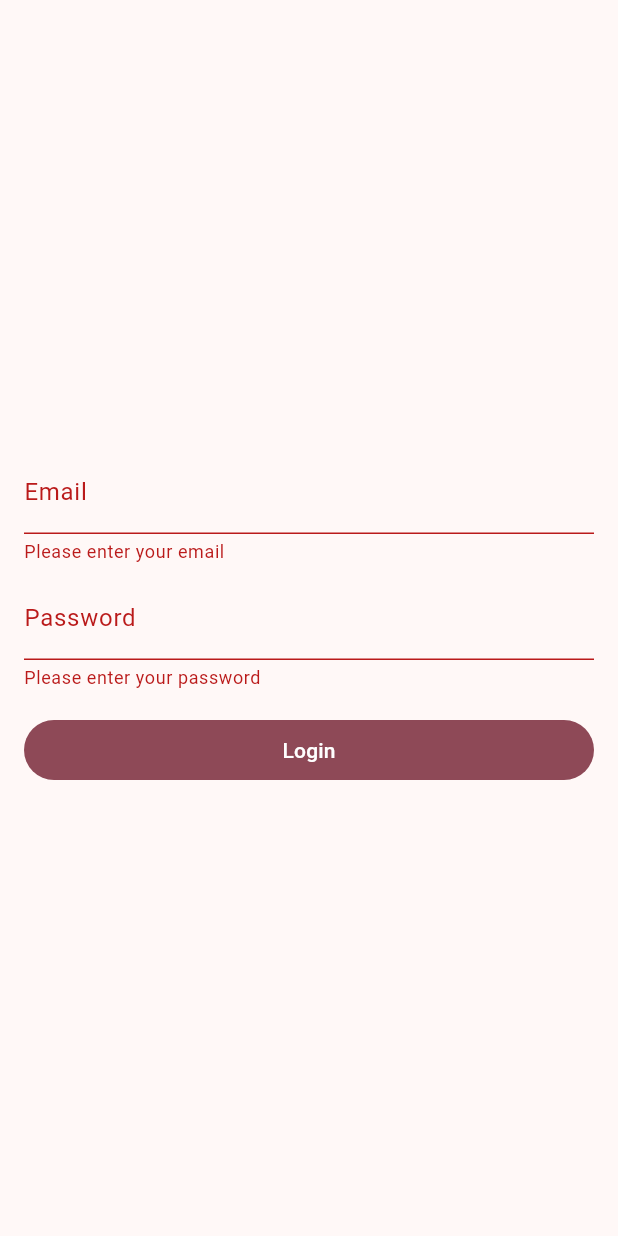
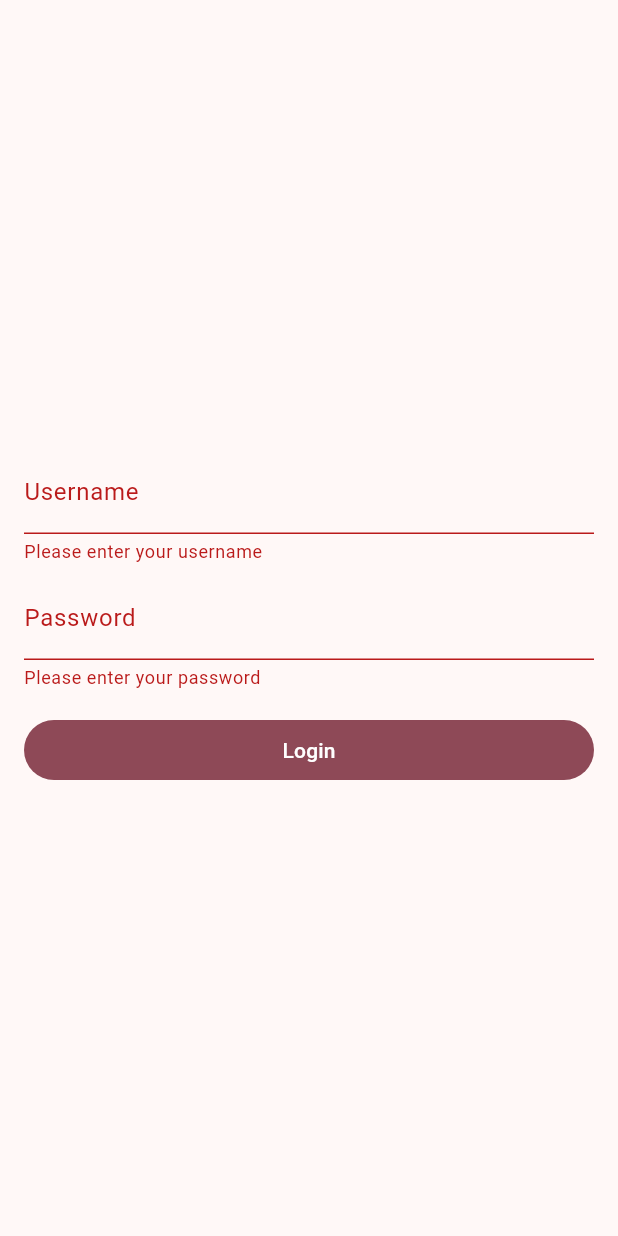
Before and after one commit to bmin-mit/PTNK-Library-FE, a Flutter app: the screen it shows after launch, after a tap on "Login", on a phone screen of 412 x 824 dp. Run offline on Flutter 3.47's test engine with Material 3 defaults, Android fonts, the phone set to English and light mode, and no system bars; our stand-ins replace dio, email_validator, flutter_dotenv, flutter_riverpod, riverpod_annotation; missing offline and left inert: curl_logger_dio_interceptor; generated files the repository leaves out were written again.

Commit message:
feat(login): Login request with clean architecture

```diff
--- /dev/null
+++ b/lib/features/auth/presentation/auth_text_input.dart
@@ -0,0 +1,121 @@
+import 'package:email_validator/email_validator.dart';
+import 'package:flutter/material.dart';
+
+class _AuthTextInput extends StatefulWidget {
+  final TextEditingController controller;
+  final String? labelText;
+  final bool? obscureText;
+  final TextInputType? keyboardType;
+  final String? Function(String?)? validator;
+
+  _AuthTextInput({
+    TextEditingController? controller,
+    this.labelText,
+    this.obscureText,
+    this.keyboardType,
+    this.validator,
+  }) : controller = controller ?? TextEditingController();
+
+  @override
+  State<_AuthTextInput> createState() => _AuthTextInputState();
+}
+
+class _AuthTextInputState extends State<_AuthTextInput> {
+  @override
+  Widget build(BuildContext context) {
+    return ValueListenableBuilder(
+      valueListenable: widget.controller,
+      builder: (context, value, child) {
+        return TextFormField(
+          controller: widget.controller,
+          decoration: InputDecoration(
+            labelText: widget.labelText,
+            suffixIcon:
+                widget.controller.text.isNotEmpty
+                    ? IconButton(
+                      onPressed: widget.controller.clear,
+                      icon: const Icon(Icons.cancel_outlined),
+                    )
+                    : null,
+          ),
+          obscureText: widget.obscureText ?? false,
+          keyboardType: widget.keyboardType,
+          validator: widget.validator,
+        );
+      },
+    );
+  }
+}
+
+final class PasswordInput extends StatelessWidget {
+  final TextEditingController? controller;
+
+  const PasswordInput({super.key, this.controller});
+
+  String? validator(String? value) {
+    if (value == null || value.isEmpty) {
+      return 'Please enter your password';
+    }
+    return null;
+  }
+
+  @override
+  Widget build(BuildContext context) {
+    return _AuthTextInput(
+      controller: controller,
+      labelText: 'Password',
+      obscureText: true,
+      validator: validator,
+    );
+  }
+}
+
+final class UsernameInput extends StatelessWidget {
+  final TextEditingController? controller;
+
+  const UsernameInput({super.key, this.controller});
+
+  String? validator(String? value) {
+    if (value == null || value.isEmpty) {
+      return 'Please enter your username';
+    }
+    return null;
+  }
+
+  @override
+  Widget build(BuildContext context) {
+    return _AuthTextInput(
+      controller: controller,
+      labelText: 'Username',
+      validator: validator,
+    );
+  }
+}
+
+final class EmailInput extends StatelessWidget {
+  final TextEditingController? controller;
+
+  const EmailInput({super.key, this.controller});
+
+  String? validator(String? value) {
+    if (value == null || value.isEmpty) {
+      return 'Please enter your email';
+    }
+
+    if (!EmailValidator.validate(value)) {
+      return 'Invalid email';
+    }
+
+    return null;
+  }
+
+  @override
+  Widget build(BuildContext context) {
+    return _AuthTextInput(
+      controller: controller,
+      labelText: 'Email',
+      keyboardType: TextInputType.emailAddress,
+      validator: validator,
+    );
+  }
+}
--- /dev/null
+++ b/lib/features/auth/presentation/login/login_form.dart
@@ -0,0 +1,79 @@
+import 'package:flutter/material.dart';
+import 'package:flutter_riverpod/flutter_riverpod.dart';
+
+import '../../application/auth_service.dart';
+import '../auth_text_input.dart';
+
+final class LoginForm extends ConsumerWidget {
+  final _formKey = GlobalKey<FormState>();
+
+  final _usernameController = Provider.autoDispose<TextEditingController>((
+    ref,
+  ) {
+    final controller = TextEditingController();
+    ref.onDispose(() {
+      controller.dispose();
+    });
+
+    return controller;
+  });
+
+  final _passwordController = Provider.autoDispose<TextEditingController>((
+    ref,
+  ) {
+    final controller = TextEditingController();
+    ref.onDispose(() {
+      controller.dispose();
+    });
+
+    return controller;
+  });
+
+  LoginForm({super.key});
+
+  bool _validateForm() {
+    return _formKey.currentState!.validate();
+  }
+
+  void _submitLoginRequest(BuildContext context, WidgetRef ref) {
+    if (!_validateForm()) {
+      return;
+    }
+
+    ScaffoldMessenger.of(
+      context,
+    ).showSnackBar(const SnackBar(content: Text('Logging in...')));
+
+    ref
+        .read(authServiceProvider.notifier)
+        .login(
+          username: ref.watch(_usernameController).text,
+          password: ref.watch(_passwordController).text,
+        );
+  }
+
+  @override
+  Widget build(BuildContext context, WidgetRef ref) {
+    return Container(
+      constraints: const BoxConstraints(maxWidth: 400),
+      margin: const EdgeInsets.all(16),
+      child: Form(
+        key: _formKey,
+        child: Column(
+          crossAxisAlignment: CrossAxisAlignment.stretch,
+          mainAxisAlignment: MainAxisAlignment.center,
+          children: [
+            UsernameInput(controller: ref.watch(_usernameController)),
+            const SizedBox(height: 8),
+            PasswordInput(controller: ref.watch(_passwordController)),
+            const SizedBox(height: 16),
+            FilledButton(
+              onPressed: () => _submitLoginRequest(context, ref),
+              child: const Text('Login'),
+            ),
+          ],
+        ),
+      ),
+    );
+  }
+}
--- /dev/null
+++ b/lib/features/auth/presentation/login/login_screen.dart
@@ -0,0 +1,20 @@
+import 'package:flutter/material.dart';
+import 'package:flutter_riverpod/flutter_riverpod.dart';
+
+import '../../application/auth_service.dart';
+import 'login_form.dart';
+
+final class LoginScreen extends ConsumerWidget {
+  const LoginScreen({super.key});
+
+  @override
+  Widget build(BuildContext context, WidgetRef ref) {
+    final userToken = ref.watch(authServiceProvider).value;
+
+    if (userToken != null) {
+      Future.microtask(() => Navigator.pop(context));
+    }
+
+    return Scaffold(body: Center(child: LoginForm()));
+  }
+}
--- a/lib/src/features/home/presentation/home_screen.dart
+++ b/lib/features/home/presentation/home_screen.dart
@@ -1,26 +1,31 @@
 import 'package:flutter/material.dart';
 import 'package:flutter_riverpod/flutter_riverpod.dart';
-import 'package:ptnk_library_fe/src/features/auth/presentation/login/login_screen.dart';
-import 'package:ptnk_library_fe/src/features/auth/providers/auth_provider.dart';
+import 'package:ptnk_library_fe/features/auth/application/auth_service.dart';
+import 'package:ptnk_library_fe/features/auth/presentation/login/login_screen.dart';
 
-class HomeScreen extends StatefulWidget {
+class HomeScreen extends ConsumerStatefulWidget {
   const HomeScreen({super.key});
 
   @override
-  State<HomeScreen> createState() => _HomeScreenState();
+  ConsumerState<HomeScreen> createState() => _HomeScreenState();
 }
 
-class _HomeScreenState extends State<HomeScreen> {
+class _HomeScreenState extends ConsumerState<HomeScreen> {
   int pageIndex = 0;
 
   @override
   Widget build(BuildContext context) {
     return Consumer(
       builder: (context, ref, child) {
-        final loggedUser = ref.watch(loggerUserProvider);
+        final userToken = ref.watch(authServiceProvider).value;
 
-        if (loggedUser == null) {
-          return LoginScreen();
+        if (userToken == null) {
+          Future.microtask(
+            () => Navigator.push(
+              context,
+              MaterialPageRoute(builder: (builder) => const LoginScreen()),
+            ),
+          );
         }
 
         return Scaffold(
--- a/lib/main.dart
+++ b/lib/main.dart
@@ -1,8 +1,12 @@
 import 'package:flutter/material.dart';
 import 'package:flutter_riverpod/flutter_riverpod.dart';
-import 'package:ptnk_library_fe/src/features/home/presentation/home_screen.dart';
+import 'package:flutter_dotenv/flutter_dotenv.dart';
 
-void main() {
+import '/features/home/presentation/home_screen.dart';
+
+void main() async {
+  await dotenv.load(fileName: ".env");
+
   runApp(ProviderScope(child: App()));
 }
 
--- a/lib/src/features/auth/presentation/auth_text_input.dart
+++ /dev/null
@@ -1,92 +0,0 @@
-import 'package:flutter/material.dart';
-
-class AuthTextInput extends StatefulWidget {
-  final TextEditingController? controller;
-  final String? labelText;
-  final bool? obscureText;
-  final TextInputType? keyboardType;
-  final String? Function(String?)? validator;
-
-  AuthTextInput({
-    super.key,
-    TextEditingController? controller,
-    this.labelText,
-    this.obscureText,
-    this.keyboardType,
-    this.validator,
-  }) : controller = controller ?? TextEditingController();
-
-  @override
-  State<AuthTextInput> createState() => _AuthTextInputState();
-}
-
-class _AuthTextInputState extends State<AuthTextInput> {
-  final TextEditingController _controller = TextEditingController();
-
-  @override
-  Widget build(BuildContext context) {
-    return ValueListenableBuilder(
-      valueListenable: _controller,
-      builder: (context, value, child) {
-        return TextFormField(
-          controller: _controller,
-          decoration: InputDecoration(
-            labelText: widget.labelText,
-            suffixIcon:
-                _controller.text.isNotEmpty
-                    ? IconButton(
-                      onPressed: _controller.clear,
-                      icon: const Icon(Icons.cancel_outlined),
-                    )
-                    : null,
-          ),
-          obscureText: widget.obscureText ?? false,
-          keyboardType: widget.keyboardType,
-          validator: widget.validator,
-        );
-      },
-    );
-  }
-}
-
-class PasswordInput extends StatelessWidget {
-  final TextEditingController? controller;
-
-  const PasswordInput({super.key, this.controller});
-
-  @override
-  Widget build(BuildContext context) {
-    return AuthTextInput(
-      controller: controller,
-      labelText: 'Password',
-      obscureText: true,
-      validator: (value) {
-        if (value == null || value.isEmpty) {
-          return 'Please enter your password';
-        }
-        return null;
-      },
-    );
-  }
-}
-
-class EmailInput extends StatelessWidget {
-  final TextEditingController? controller;
-
-  const EmailInput({super.key, this.controller});
-
-  @override
-  Widget build(BuildContext context) {
-    return AuthTextInput(
-      controller: controller,
-      labelText: 'Email',
-      keyboardType: TextInputType.emailAddress,
-      validator: (value) {
-        if (value == null || value.isEmpty) {
-          return 'Please enter your email';
-        }
-        return null;
-      },
-    );
-  }
-}
--- a/lib/src/features/auth/presentation/login/login_form.dart
+++ /dev/null
@@ -1,41 +0,0 @@
-import 'package:flutter/material.dart';
-import 'package:ptnk_library_fe/src/features/auth/presentation/auth_text_input.dart';
-
-class LoginForm extends StatelessWidget {
-  LoginForm({super.key});
-
-  final formKey = GlobalKey<FormState>();
-  final emailController = TextEditingController();
-  final passwordController = TextEditingController();
-
-  @override
-  Widget build(BuildContext context) {
-    return Container(
-      constraints: BoxConstraints(maxWidth: 400),
-      margin: EdgeInsets.all(16),
-      child: Form(
-        key: formKey,
-        child: Column(
-          crossAxisAlignment: CrossAxisAlignment.stretch,
-          mainAxisAlignment: MainAxisAlignment.center,
-          children: [
-            EmailInput(controller: emailController),
-            SizedBox(height: 8),
-            PasswordInput(controller: passwordController),
-            SizedBox(height: 16),
-            FilledButton(
-              onPressed: () {
-                if (formKey.currentState!.validate()) {
-                  ScaffoldMessenger.of(context).showSnackBar(
-                    const SnackBar(content: Text('Logging in...')),
-                  );
-                }
-              },
-              child: Text('Login'),
-            ),
-          ],
-        ),
-      ),
-    );
-  }
-}
--- a/lib/src/features/auth/presentation/login/login_screen.dart
+++ /dev/null
@@ -1,13 +0,0 @@
-import 'package:flutter/material.dart';
-
-import 'login_form.dart';
-
-class LoginScreen extends StatelessWidget {
-  const LoginScreen({super.key});
-
-  @override
-  Widget build(BuildContext context) {
-    // TODO: implement build
-    return Scaffold(body: Center(child: LoginForm()));
-  }
-}
--- a/lib/src/features/auth/providers/auth_provider.dart
+++ /dev/null
@@ -1,13 +0,0 @@
-import 'package:flutter_riverpod/flutter_riverpod.dart';
-import 'package:riverpod_annotation/riverpod_annotation.dart';
-
-import '../domain/user.dart';
-
-@riverpod
-User? loggedUser(Ref ref) {
-  return null;
-}
-
-final loggerUserProvider = Provider<User?>((ref) {
-  return loggedUser(ref);
-});
```
Also changed, not shown: lib/core/constants/api.dart (added, +9 -0 lines), lib/core/utils/network_service/network_service.dart (added, +14 -0 lines), lib/features/auth/application/auth_service.dart (added, +30 -0 lines), lib/features/auth/data/auth_repository.dart (added, +29 -0 lines), lib/features/auth/domain/user_token.dart (added, +19 -0 lines), pubspec.yaml (+7 -4 lines), lib/core/utils/network_service/network_service.g.dart (added), lib/features/auth/application/auth_service.g.dart (added), lib/features/auth/data/auth_repository.g.dart (added), lib/features/user/domain/user.dart (renamed from lib/src/features/auth/domain/user.dart), pubspec.lock, 1 other file.
